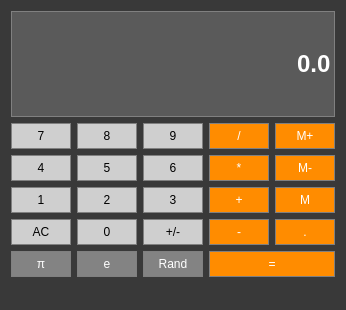
The window that calculator.ui (cjkeati1/Calculator) describes before a commit, drawn with Qt 5.
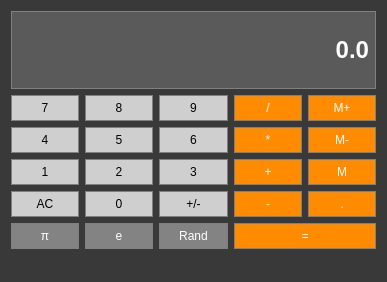
The same window after the commit.

Commit message: Changed Display bar from a LineEdit to a Label to prevent user from directly inputting text into it

The edit to the form file:
```diff
--- a/calculator.ui
+++ b/calculator.ui
@@ -6,8 +6,8 @@
    <rect>
     <x>0</x>
     <y>0</y>
-    <width>346</width>
-    <height>310</height>
+    <width>387</width>
+    <height>282</height>
    </rect>
   </property>
   <property name="windowTitle">
@@ -20,7 +20,7 @@
   </property>
   <widget class="QWidget" name="centralWidget">
    <layout class="QGridLayout" name="gridLayout">
-    <item row="4" column="1">
+    <item row="3" column="1">
      <widget class="QPushButton" name="Button_2">
       <property name="sizePolicy">
        <sizepolicy hsizetype="Preferred" vsizetype="Fixed">
@@ -46,7 +46,7 @@
       </property>
      </widget>
     </item>
-    <item row="13" column="0">
+    <item row="12" column="0">
      <widget class="QPushButton" name="Button_Clear">
       <property name="sizePolicy">
        <sizepolicy hsizetype="Preferred" vsizetype="Fixed">
@@ -72,7 +72,7 @@
       </property>
      </widget>
     </item>
-    <item row="13" column="2">
+    <item row="12" column="2">
      <widget class="QPushButton" name="Button_Sign">
       <property name="sizePolicy">
        <sizepolicy hsizetype="Preferred" vsizetype="Fixed">
@@ -98,7 +98,7 @@
       </property>
      </widget>
     </item>
-    <item row="2" column="2">
+    <item row="1" column="2">
      <widget class="QPushButton" name="Button_9">
       <property name="sizePolicy">
        <sizepolicy hsizetype="Preferred" vsizetype="Fixed">
@@ -124,7 +124,34 @@
       </property>
      </widget>
     </item>
-    <item row="2" column="0">
+    <item row="13" column="3" colspan="2">
+     <widget class="QPushButton" name="Button_Equals">
+      <property name="sizePolicy">
+       <sizepolicy hsizetype="Preferred" vsizetype="Fixed">
+        <horstretch>0</horstretch>
+        <verstretch>0</verstretch>
+       </sizepolicy>
+      </property>
+      <property name="styleSheet">
+       <string notr="true">QPushButton{
+background-color: #FF8C00;
+color: #ffffff;
+border:1px solid gray;
+padding:5px
+}
+
+QPushButton:pressed{
+background-color: rgb(170, 91, 0);
+border:1px solid gray;
+padding:5px
+}</string>
+      </property>
+      <property name="text">
+       <string>=</string>
+      </property>
+     </widget>
+    </item>
+    <item row="1" column="0">
      <widget class="QPushButton" name="Button_7">
       <property name="sizePolicy">
        <sizepolicy hsizetype="Preferred" vsizetype="Fixed">
@@ -150,7 +177,28 @@
       </property>
      </widget>
     </item>
-    <item row="3" column="1">
+    <item row="13" column="1">
+     <widget class="QPushButton" name="Button_Euler">
+      <property name="styleSheet">
+       <string notr="true">QPushButton{
+background-color: rgb(131, 131, 131);
+color: #ffffff;
+border:1px solid gray;
+padding:5px
+}
+
+QPushButton:pressed{
+background-color: rgb(76, 76, 76);
+border:1px solid gray;
+padding:5px
+}</string>
+      </property>
+      <property name="text">
+       <string>e</string>
+      </property>
+     </widget>
+    </item>
+    <item row="2" column="1">
      <widget class="QPushButton" name="Button_5">
       <property name="sizePolicy">
        <sizepolicy hsizetype="Preferred" vsizetype="Fixed">
@@ -176,7 +224,7 @@
       </property>
      </widget>
     </item>
-    <item row="3" column="0">
+    <item row="2" column="0">
      <widget class="QPushButton" name="Button_4">
       <property name="sizePolicy">
        <sizepolicy hsizetype="Preferred" vsizetype="Fixed">
@@ -202,7 +250,7 @@
       </property>
      </widget>
     </item>
-    <item row="2" column="4">
+    <item row="1" column="4">
      <widget class="QPushButton" name="Button_MemAdd">
       <property name="sizePolicy">
        <sizepolicy hsizetype="Preferred" vsizetype="Fixed">
@@ -229,120 +277,8 @@
       </property>
      </widget>
     </item>
-    <item row="4" column="0">
-     <widget class="QPushButton" name="Button_1">
-      <property name="sizePolicy">
-       <sizepolicy hsizetype="Preferred" vsizetype="Fixed">
-        <horstretch>0</horstretch>
-        <verstretch>0</verstretch>
-       </sizepolicy>
-      </property>
-      <property name="styleSheet">
-       <string notr="true">QPushButton{
-background-color: rgb(207, 207, 207);
-border:1px solid gray;
-padding:5px
-}
-
-QPushButton:pressed{
-background-color: #A9A9A9;
-border:1px solid gray;
-padding:5px
-}</string>
-      </property>
-      <property name="text">
-       <string>1</string>
-      </property>
-     </widget>
-    </item>
-    <item row="2" column="3">
-     <widget class="QPushButton" name="Button_Divide">
-      <property name="sizePolicy">
-       <sizepolicy hsizetype="Preferred" vsizetype="Fixed">
-        <horstretch>0</horstretch>
-        <verstretch>0</verstretch>
-       </sizepolicy>
-      </property>
-      <property name="styleSheet">
-       <string notr="true">QPushButton{
-background-color: #FF8C00;
-color: #ffffff;
-border:1px solid gray;
-padding:5px
-}
-
-QPushButton:pressed{
-background-color: rgb(170, 91, 0);
-border:1px solid gray;
-padding:5px
-}</string>
-      </property>
-      <property name="text">
-       <string>/</string>
-      </property>
-     </widget>
-    </item>
-    <item row="3" column="3">
-     <widget class="QPushButton" name="Button_Multiply">
-      <property name="sizePolicy">
-       <sizepolicy hsizetype="Preferred" vsizetype="Fixed">
-        <horstretch>0</horstretch>
-        <verstretch>0</verstretch>
-       </sizepolicy>
-      </property>
-      <property name="styleSheet">
-       <string notr="true">QPushButton{
-background-color: #FF8C00;
-color: #ffffff;
-border:1px solid gray;
-padding:5px
-}
-
-QPushButton:pressed{
-background-color: rgb(170, 91, 0);
-border:1px solid gray;
-padding:5px
-}</string>
-      </property>
-      <property name="text">
-       <string>*</string>
-      </property>
-     </widget>
-    </item>
-    <item row="13" column="1">
-     <widget class="QPushButton" name="Button_0">
-      <property name="sizePolicy">
-       <sizepolicy hsizetype="Preferred" vsizetype="Fixed">
-        <horstretch>0</horstretch>
-        <verstretch>0</verstretch>
-       </sizepolicy>
-      </property>
-      <property name="styleSheet">
-       <string notr="true">QPushButton{
-background-color: rgb(207, 207, 207);
-border:1px solid gray;
-padding:5px
-}
-
-QPushButton:pressed{
-background-color: #A9A9A9;
-border:1px solid gray;
-padding:5px
-}</string>
-      </property>
-      <property name="text">
-       <string>0</string>
-      </property>
-     </widget>
-    </item>
     <item row="0" column="0" colspan="5">
-     <widget class="QLineEdit" name="Display">
-      <property name="sizePolicy">
-       <sizepolicy hsizetype="Preferred" vsizetype="Expanding">
-        <horstretch>0</horstretch>
-        <verstretch>0</verstretch>
-       </sizepolicy>
-      </property>
+     <widget class="QLabel" name="Display">
       <property name="font">
        <font>
         <family>Arial</family>
@@ -364,7 +300,158 @@
       </property>
      </widget>
     </item>
-    <item row="3" column="2">
+    <item row="3" column="0">
+     <widget class="QPushButton" name="Button_1">
+      <property name="sizePolicy">
+       <sizepolicy hsizetype="Preferred" vsizetype="Fixed">
+        <horstretch>0</horstretch>
+        <verstretch>0</verstretch>
+       </sizepolicy>
+      </property>
+      <property name="styleSheet">
+       <string notr="true">QPushButton{
+background-color: rgb(207, 207, 207);
+border:1px solid gray;
+padding:5px
+}
+
+QPushButton:pressed{
+background-color: #A9A9A9;
+border:1px solid gray;
+padding:5px
+}</string>
+      </property>
+      <property name="text">
+       <string>1</string>
+      </property>
+     </widget>
+    </item>
+    <item row="1" column="3">
+     <widget class="QPushButton" name="Button_Divide">
+      <property name="sizePolicy">
+       <sizepolicy hsizetype="Preferred" vsizetype="Fixed">
+        <horstretch>0</horstretch>
+        <verstretch>0</verstretch>
+       </sizepolicy>
+      </property>
+      <property name="styleSheet">
+       <string notr="true">QPushButton{
+background-color: #FF8C00;
+color: #ffffff;
+border:1px solid gray;
+padding:5px
+}
+
+QPushButton:pressed{
+background-color: rgb(170, 91, 0);
+border:1px solid gray;
+padding:5px
+}</string>
+      </property>
+      <property name="text">
+       <string>/</string>
+      </property>
+     </widget>
+    </item>
+    <item row="2" column="3">
+     <widget class="QPushButton" name="Button_Multiply">
+      <property name="sizePolicy">
+       <sizepolicy hsizetype="Preferred" vsizetype="Fixed">
+        <horstretch>0</horstretch>
+        <verstretch>0</verstretch>
+       </sizepolicy>
+      </property>
+      <property name="styleSheet">
+       <string notr="true">QPushButton{
+background-color: #FF8C00;
+color: #ffffff;
+border:1px solid gray;
+padding:5px
+}
+
+QPushButton:pressed{
+background-color: rgb(170, 91, 0);
+border:1px solid gray;
+padding:5px
+}</string>
+      </property>
+      <property name="text">
+       <string>*</string>
+      </property>
+     </widget>
+    </item>
+    <item row="12" column="1">
+     <widget class="QPushButton" name="Button_0">
+      <property name="sizePolicy">
+       <sizepolicy hsizetype="Preferred" vsizetype="Fixed">
+        <horstretch>0</horstretch>
+        <verstretch>0</verstretch>
+       </sizepolicy>
+      </property>
+      <property name="styleSheet">
+       <string notr="true">QPushButton{
+background-color: rgb(207, 207, 207);
+border:1px solid gray;
+padding:5px
+}
+
+QPushButton:pressed{
+background-color: #A9A9A9;
+border:1px solid gray;
+padding:5px
+}</string>
+      </property>
+      <property name="text">
+       <string>0</string>
+      </property>
+     </widget>
+    </item>
+    <item row="13" column="2">
+     <widget class="QPushButton" name="Button_Rand">
+      <property name="styleSheet">
+       <string notr="true">QPushButton{
+background-color: rgb(131, 131, 131);
+color: #ffffff;
+border:1px solid gray;
+padding:5px
+}
+
+QPushButton:pressed{
+background-color: rgb(76, 76, 76);
+border:1px solid gray;
+padding:5px
+}</string>
+      </property>
+      <property name="text">
+       <string>Rand</string>
+      </property>
+     </widget>
+    </item>
+    <item row="13" column="0">
+     <widget class="QPushButton" name="Button_Pi">
+      <property name="enabled">
+       <bool>true</bool>
+      </property>
+      <property name="styleSheet">
+       <string notr="true">QPushButton{
+background-color: rgb(131, 131, 131);
+color: #ffffff;
+border:1px solid gray;
+padding:5px
+}
+
+QPushButton:pressed{
+background-color: rgb(76, 76, 76);
+border:1px solid gray;
+padding:5px
+}</string>
+      </property>
+      <property name="text">
+       <string>π</string>
+      </property>
+     </widget>
+    </item>
+    <item row="2" column="2">
      <widget class="QPushButton" name="Button_6">
       <property name="sizePolicy">
        <sizepolicy hsizetype="Preferred" vsizetype="Fixed">
@@ -390,7 +477,7 @@
       </property>
      </widget>
     </item>
-    <item row="3" column="4">
+    <item row="2" column="4">
      <widget class="QPushButton" name="Button_MemClear">
       <property name="sizePolicy">
        <sizepolicy hsizetype="Preferred" vsizetype="Fixed">
@@ -417,7 +504,7 @@
       </property>
      </widget>
     </item>
-    <item row="4" column="4">
+    <item row="3" column="4">
      <widget class="QPushButton" name="Button_MemGet">
       <property name="sizePolicy">
        <sizepolicy hsizetype="Preferred" vsizetype="Fixed">
@@ -444,7 +531,7 @@
       </property>
      </widget>
     </item>
-    <item row="13" column="3">
+    <item row="12" column="3">
      <widget class="QPushButton" name="Button_Subtract">
       <property name="sizePolicy">
        <sizepolicy hsizetype="Preferred" vsizetype="Fixed">
@@ -471,7 +558,28 @@
       </property>
      </widget>
     </item>
-    <item row="2" column="1">
+    <item row="12" column="4">
+     <widget class="QPushButton" name="Button_DecimalPoint">
+      <property name="styleSheet">
+       <string notr="true">QPushButton{
+background-color: #FF8C00;
+color: #ffffff;
+border:1px solid gray;
+padding:5px
+}
+
+QPushButton:pressed{
+background-color: rgb(170, 91, 0);
+border:1px solid gray;
+padding:5px
+}</string>
+      </property>
+      <property name="text">
+       <string>.</string>
+      </property>
+     </widget>
+    </item>
+    <item row="1" column="1">
      <widget class="QPushButton" name="Button_8">
       <property name="sizePolicy">
        <sizepolicy hsizetype="Preferred" vsizetype="Fixed">
@@ -497,7 +605,7 @@
       </property>
      </widget>
     </item>
-    <item row="4" column="2">
+    <item row="3" column="2">
      <widget class="QPushButton" name="Button_3">
       <property name="sizePolicy">
        <sizepolicy hsizetype="Preferred" vsizetype="Fixed">
@@ -523,7 +631,7 @@
       </property>
      </widget>
     </item>
-    <item row="4" column="3">
+    <item row="3" column="3">
      <widget class="QPushButton" name="Button_Add">
       <property name="sizePolicy">
        <sizepolicy hsizetype="Preferred" vsizetype="Fixed">
@@ -553,120 +661,6 @@
       </property>
      </widget>
     </item>
-    <item row="14" column="3" colspan="2">
-     <widget class="QPushButton" name="Button_Equals">
-      <property name="sizePolicy">
-       <sizepolicy hsizetype="Preferred" vsizetype="Fixed">
-        <horstretch>0</horstretch>
-        <verstretch>0</verstretch>
-       </sizepolicy>
-      </property>
-      <property name="styleSheet">
-       <string notr="true">QPushButton{
-background-color: #FF8C00;
-color: #ffffff;
-border:1px solid gray;
-padding:5px
-}
-
-QPushButton:pressed{
-background-color: rgb(170, 91, 0);
-border:1px solid gray;
-padding:5px
-}</string>
-      </property>
-      <property name="text">
-       <string>=</string>
-      </property>
-     </widget>
-    </item>
-    <item row="13" column="4">
-     <widget class="QPushButton" name="Button_DecimalPoint">
-      <property name="styleSheet">
-       <string notr="true">QPushButton{
-background-color: #FF8C00;
-color: #ffffff;
-border:1px solid gray;
-padding:5px
-}
-
-QPushButton:pressed{
-background-color: rgb(170, 91, 0);
-border:1px solid gray;
-padding:5px
-}</string>
-      </property>
-      <property name="text">
-       <string>.</string>
-      </property>
-     </widget>
-    </item>
-    <item row="14" column="0">
-     <widget class="QPushButton" name="Button_Pi">
-      <property name="enabled">
-       <bool>true</bool>
-      </property>
-      <property name="styleSheet">
-       <string notr="true">QPushButton{
-background-color: rgb(131, 131, 131);
-color: #ffffff;
-border:1px solid gray;
-padding:5px
-}
-
-QPushButton:pressed{
-background-color: rgb(76, 76, 76);
-border:1px solid gray;
-padding:5px
-}</string>
-      </property>
-      <property name="text">
-       <string>π</string>
-      </property>
-     </widget>
-    </item>
-    <item row="14" column="1">
-     <widget class="QPushButton" name="Button_Euler">
-      <property name="styleSheet">
-       <string notr="true">QPushButton{
-background-color: rgb(131, 131, 131);
-color: #ffffff;
-border:1px solid gray;
-padding:5px
-}
-
-QPushButton:pressed{
-background-color: rgb(76, 76, 76);
-border:1px solid gray;
-padding:5px
-}</string>
-      </property>
-      <property name="text">
-       <string>e</string>
-      </property>
-     </widget>
-    </item>
-    <item row="14" column="2">
-     <widget class="QPushButton" name="Button_Rand">
-      <property name="styleSheet">
-       <string notr="true">QPushButton{
-background-color: rgb(131, 131, 131);
-color: #ffffff;
-border:1px solid gray;
-padding:5px
-}
-
-QPushButton:pressed{
-background-color: rgb(76, 76, 76);
-border:1px solid gray;
-padding:5px
-}</string>
-      </property>
-      <property name="text">
-       <string>Rand</string>
-      </property>
-     </widget>
-    </item>
    </layout>
   </widget>
   <widget class="QMenuBar" name="menuBar">
```
Left out of the diff: 2 changed lines with no effect on the pictures.
